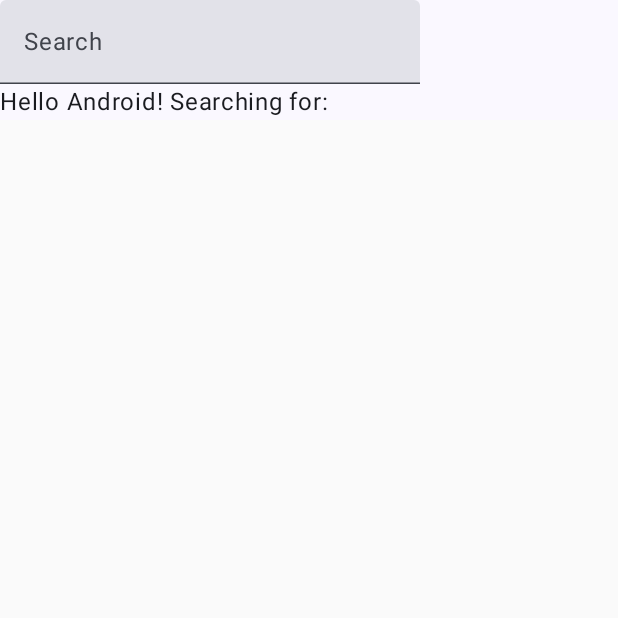
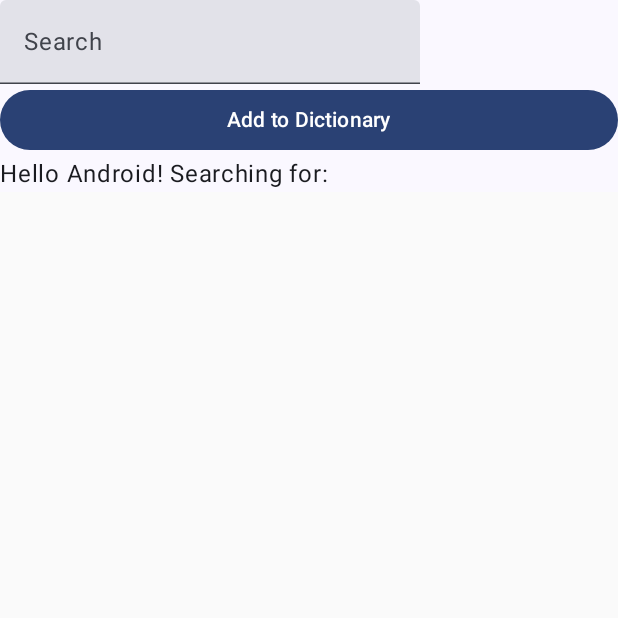
Before and after one commit to sesh9096/ooad_semester_project, an Android app built with Jetpack Compose: the screen it shows after launch (MainActivity), on a phone screen of 412 x 824 dp, the top half of it. Run offline under Robolectric (Android 15) with nearby library versions, the phone set to English and light mode, and no system bars.

Commit message:
Search bar and dictionary file and button to add to the file

```diff
--- a/app/src/main/java/definote/ooad/MainActivity.kt
+++ b/app/src/main/java/definote/ooad/MainActivity.kt
@@ -5,32 +5,62 @@ import androidx.activity.ComponentActivity
 import androidx.activity.compose.setContent
 import androidx.compose.foundation.layout.Column
 import androidx.compose.foundation.layout.fillMaxWidth
-import androidx.compose.material3.MaterialTheme
-import androidx.compose.material3.Surface
-import androidx.compose.material3.TextField
-import androidx.compose.material3.Text
+import androidx.compose.material3.*
 import androidx.compose.runtime.*
 import androidx.compose.ui.Modifier
 import androidx.compose.ui.tooling.preview.Preview
 import definote.ooad.ui.theme.MyApplicationTheme
+import java.io.File
 
 class MainActivity : ComponentActivity() {
     override fun onCreate(savedInstanceState: Bundle?) {
         super.onCreate(savedInstanceState)
         setContent {
             MyApplicationTheme {
-                Surface(modifier = Modifier.fillMaxWidth(), color = MaterialTheme.colorScheme.background) {
+                Surface(color = MaterialTheme.colorScheme.background) {
                     var searchText by remember { mutableStateOf("") }
+                    var searchResult by remember { mutableStateOf(emptyList<String>()) }
                     Column {
                         SearchBar(
                             searchText = searchText,
                             onSearchTextChanged = { searchText = it }
                         )
-                        Greeting(name = "Android", searchText = searchText)
+                        Button(
+                            onClick = {
+                                addTextToDictionary(searchText)
+                                searchResult = searchFile(searchText)
+                            },
+                            modifier = Modifier.fillMaxWidth()
+                        ) {
+                            Text("Add to Dictionary")
+                        }
+                        Greeting(name = "Android", searchText = searchText, searchResult = searchResult)
                     }
                 }
             }
         }
+    }
+
+    private fun searchFile(query: String): List<String> {
+        // Assuming "dictionary.txt" is your file
+        val file = File(filesDir, "dictionary.txt")
+        if (!file.exists()) {
+            return emptyList()
+        }
+
+        val searchResult = mutableListOf<String>()
+        file.forEachLine { line ->
+            if (line.contains(query, ignoreCase = true)) {
+                searchResult.add(line)
+            }
+        }
+        return searchResult
+    }
+
+    private fun addTextToDictionary(text: String) {
+        // Assuming "dictionary.txt" is your file
+        val file = File(filesDir, "dictionary.txt")
+        file.appendText("$text\n")
     }
 }
 
@@ -44,8 +74,13 @@ fun SearchBar(searchText: String, onSearchTextChanged: (String) -> Unit) {
 }
 
 @Composable
-fun Greeting(name: String, searchText: String) {
-    Text(text = "Hello $name! Searching for: $searchText")
+fun Greeting(name: String, searchText: String, searchResult: List<String>) {
+    Column {
+        Text(text = "Hello $name! Searching for: $searchText")
+        searchResult.forEach {
+            Text(text = it)
+        }
+    }
 }
 
 @Preview(showBackground = true)
@@ -54,8 +89,9 @@ fun GreetingPreview() {
     MyApplicationTheme {
         Column {
             val searchText = remember { mutableStateOf("World") }
+            val searchResult = listOf("Result 1", "Result 2", "Result 3") // Mock search result
             SearchBar(searchText = searchText.value) { searchText.value = it }
-            Greeting(name = "Android", searchText = searchText.value)
+            Greeting(name = "Android", searchText = searchText.value, searchResult = searchResult)
         }
     }
 }
```
Also changed, not shown: app/src/main/java/definote/ooad/dictionary.txt (added).
